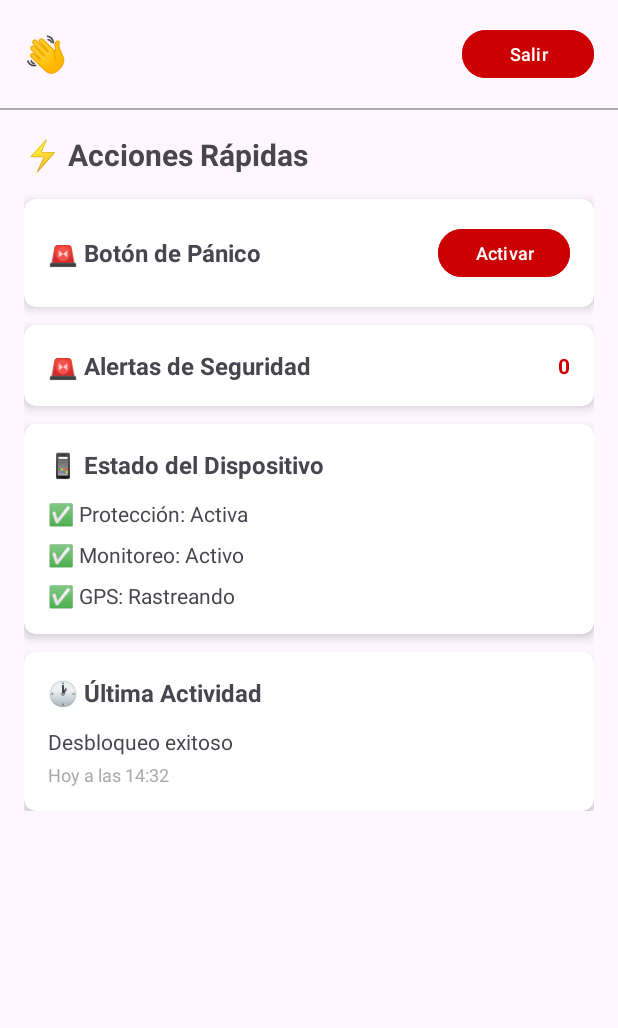
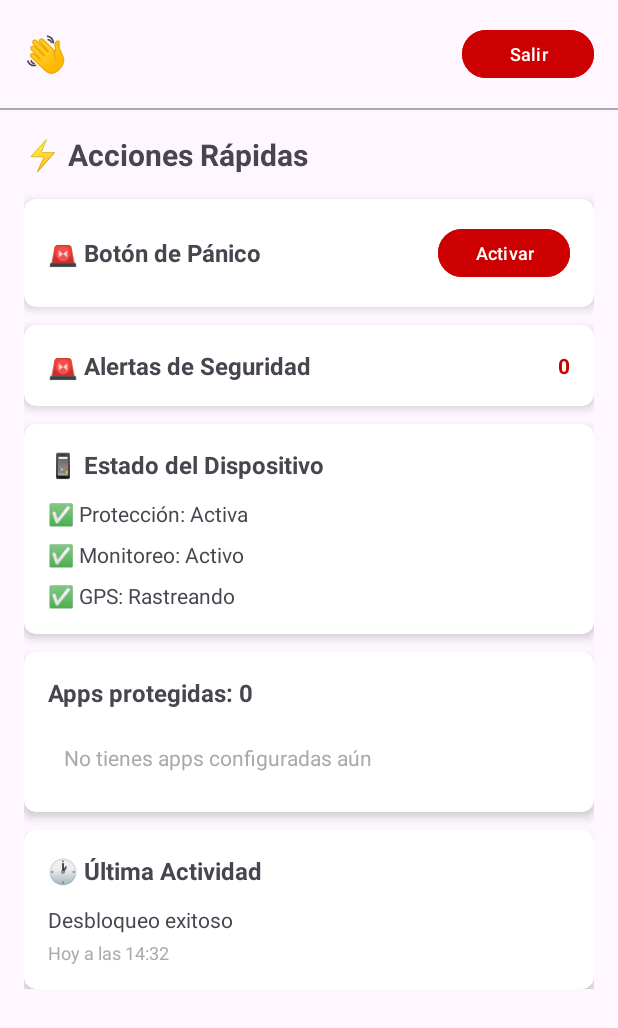
Before and after one commit to ari-dv/GuardiantApp_Front, an Android app: the fragment HomeFragment shown on its own in the app's theme, on a phone screen of 412 x 824 dp. Shown: the top 1028 px of the screen. Run offline under Robolectric (Android 15) with nearby library versions, the phone set to English and light mode, and no system bars; our stand-ins replace Firebase (no records; nobody signed in at launch, a user with empty details on screens opened directly).

Commit message:
Flujo de la app y corrección d errores

```diff
--- a/app/src/main/java/com/guardiant/app/auth/VerificationActivity.kt
+++ b/app/src/main/java/com/guardiant/app/auth/VerificationActivity.kt
@@ -94,8 +94,8 @@ class VerificationActivity : AppCompatActivity() {
     private fun onVerificationSuccess() {
         Toast.makeText(this, "✅ Verificación exitosa", Toast.LENGTH_SHORT).show()
 
-        // 🆕 NAVEGAR AL ONBOARDING DE PERMISOS
-        val intent = Intent(this, com.guardiant.app.permissions.OnboardingActivity::class.java)
+        // NAVEGAR A SETUP DE PINES (NO a OnboardingActivity)
+        val intent = Intent(this, com.guardiant.app.setup.SetupPinsActivity::class.java)
         startActivity(intent)
         finish()
     }
--- a/app/src/main/java/com/guardiant/app/main/HomeFragment.kt
+++ b/app/src/main/java/com/guardiant/app/main/HomeFragment.kt
@@ -2,17 +2,22 @@ package com.guardiant.app.main
 
 import android.content.Intent
 import android.os.Bundle
+import android.util.Log
 import android.view.LayoutInflater
 import android.view.View
 import android.view.ViewGroup
 import android.widget.Button
+import android.widget.LinearLayout
+import android.widget.ProgressBar
 import android.widget.TextView
 import android.widget.Toast
 import androidx.appcompat.app.AlertDialog
 import androidx.fragment.app.Fragment
+import androidx.lifecycle.lifecycleScope
 import com.google.firebase.auth.FirebaseAuth
 import com.guardiant.app.R
 import com.guardiant.app.auth.LoginActivity
+import com.guardiant.app.network.AppConfig
 import com.guardiant.app.network.GuardiantApi
 import com.guardiant.app.network.OnCallRequest
 import com.guardiant.app.network.PanicButtonRequest
@@ -71,6 +76,88 @@ class HomeFragment : Fragment() {
                 .setNegativeButton("No", null)
                 .show()
         }
+
+        // Cargar apps protegidas
+        loadProtectedApps(view)
+    }
+
+    private fun loadProtectedApps(view: View) {
+        val progressBar = view.findViewById<ProgressBar>(R.id.progressBarApps)
+        val appsContainer = view.findViewById<LinearLayout>(R.id.appsContainer)
+        val textAppsCount = view.findViewById<TextView>(R.id.textAppsCount)
+
+        progressBar.visibility = View.VISIBLE
+
+        lifecycleScope.launch {
+            try {
+                val user = auth.currentUser
+                if (user == null) {
+                    showError("Usuario no autenticado")
+                    progressBar.visibility = View.GONE
+                    return@launch
+                }
+
+                val token = user.getIdToken(false).await().token
+                if (token == null) {
+                    showError("No se pudo obtener el token")
+                    progressBar.visibility = View.GONE
+                    return@launch
+                }
+
+                val response = api.getProtectedApps("Bearer $token")
+
+                progressBar.visibility = View.GONE
+
+                if (response.isSuccessful && response.body() != null) {
+                    val apps = response.body()!!.result.apps
+                    displayProtectedApps(apps, appsContainer, textAppsCount)
+                } else {
+                    showError("Error al cargar apps: ${response.code()}")
+                    displayProtectedApps(emptyList(), appsContainer, textAppsCount)
+                }
+            } catch (e: Exception) {
+                progressBar.visibility = View.GONE
+                Log.e("HomeFragment", "Error cargando apps", e)
+                displayProtectedApps(emptyList(), appsContainer, textAppsCount)
+            }
+        }
+    }
+
+    private fun displayProtectedApps(apps: List<AppConfig>, container: LinearLayout, countText: TextView) {
+        container.removeAllViews()
+
+        if (apps.isEmpty()) {
+            countText.text = "Apps protegidas: 0"
+            val noAppsText = TextView(requireContext()).apply {
+                text = "No tienes apps configuradas aún"
+                textSize = 14f
+                setPadding(16, 16, 16, 16)
+                setTextColor(resources.getColor(android.R.color.darker_gray, null))
+            }
+            container.addView(noAppsText)
+        } else {
+            countText.text = "Apps protegidas: ${apps.size}"
+
+            apps.forEach { app ->
+                val appView = TextView(requireContext()).apply {
+                    text = "🔒 ${app.appName}"
+                    textSize = 16f
+                    setPadding(24, 16, 24, 16)
+                    setBackgroundResource(android.R.drawable.dialog_holo_light_frame)
+                    val params = LinearLayout.LayoutParams(
+                        LinearLayout.LayoutParams.MATCH_PARENT,
+                        LinearLayout.LayoutParams.WRAP_CONTENT
+                    )
+                    params.setMargins(0, 8, 0, 8)
+                    layoutParams = params
+                }
+                container.addView(appView)
+            }
+        }
+    }
+
+    private fun showError(message: String) {
+        Toast.makeText(requireContext(), message, Toast.LENGTH_SHORT).show()
     }
 
     private fun triggerPanic() {
--- a/app/src/main/res/layout/fragment_home.xml
+++ b/app/src/main/res/layout/fragment_home.xml
@@ -181,7 +181,48 @@
 
             </androidx.cardview.widget.CardView>
 
-            <!-- Card 4: Última Actividad -->
+            <!-- Card 4: Apps Protegidas -->
+            <androidx.cardview.widget.CardView
+                android:layout_width="match_parent"
+                android:layout_height="wrap_content"
+                android:layout_marginBottom="12dp"
+                app:cardCornerRadius="8dp"
+                app:cardElevation="4dp"
+                xmlns:app="http://schemas.android.com/apk/res-auto">
+
+                <LinearLayout
+                    android:layout_width="match_parent"
+                    android:layout_height="wrap_content"
+                    android:orientation="vertical"
+                    android:padding="16dp">
+
+                    <TextView
+                        android:id="@+id/textAppsCount"
+                        android:layout_width="match_parent"
+                        android:layout_height="wrap_content"
+                        android:text="🔒 Apps Protegidas"
+                        android:textSize="16sp"
+                        android:textStyle="bold"
+                        android:layout_marginBottom="12dp" />
+
+                    <ProgressBar
+                        android:id="@+id/progressBarApps"
+                        android:layout_width="wrap_content"
+                        android:layout_height="wrap_content"
+                        android:layout_gravity="center"
+                        android:visibility="gone" />
+
+                    <LinearLayout
+                        android:id="@+id/appsContainer"
+                        android:layout_width="match_parent"
+                        android:layout_height="wrap_content"
+                        android:orientation="vertical" />
+
+                </LinearLayout>
+
+            </androidx.cardview.widget.CardView>
+
+            <!-- Card 5: Última Actividad -->
             <androidx.cardview.widget.CardView
                 android:layout_width="match_parent"
                 android:layout_height="wrap_content"
```
Also changed, not shown: app/src/main/AndroidManifest.xml (+72 -1 lines), app/src/main/java/com/guardiant/app/network/GuardiantApi.kt (+9 -0 lines), app/src/main/java/com/guardiant/app/permissions/OnboardingActivity.kt (+4 -4 lines), app/src/main/java/com/guardiant/app/setup/SetupAppsActivity.kt (+13 -12 lines), app/src/main/java/com/guardiant/app/setup/SetupViewModel.kt (+48 -16 lines).
